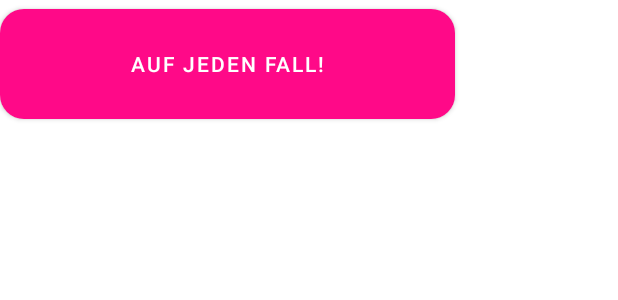
After one commit to JohannesPtaszyk/StayAtHome, an Android app: the layout fragment_select_home.xml on its own in the app's theme, with its tools: preview values and no code run, on a phone screen of 412 x 824 dp. The commit adds this screen. Shown: the top 300 px of the screen. Run offline under Robolectric (Android 15) with nearby library versions, the phone set to English and light mode, and no system bars.

Commit message:
feat(ui): add base select home and wifi fragments

```diff
--- a/StayAtHome-Android/app/src/main/AndroidManifest.xml
+++ b/StayAtHome-Android/app/src/main/AndroidManifest.xml
@@ -4,6 +4,7 @@
 
 	<uses-permission android:name="android.permission.ACCESS_NETWORK_STATE" />
 	<uses-permission android:name = "android.permission.ACCESS_WIFI_STATE" />
+	<uses-permission android:name="android.permission.CHANGE_WIFI_STATE" />
 	<uses-permission android:name = "android.permission.FOREGROUND_SERVICE"/>
 	<uses-permission android:name="android.permission.ACCESS_FINE_LOCATION" />
 	<uses-permission android:name="android.permission.INTERNET" />
--- /dev/null
+++ b/StayAtHome-Android/app/src/main/res/layout/fragment_select_home.xml
@@ -0,0 +1,16 @@
+<?xml version="1.0" encoding="utf-8"?>
+<FrameLayout xmlns:android="http://schemas.android.com/apk/res/android"
+    xmlns:tools="http://schemas.android.com/tools"
+    android:layout_width="match_parent"
+    android:layout_height="match_parent"
+    tools:context=".ui.SelectHomeFragment">
+
+    <com.google.android.material.button.MaterialButton
+        android:id="@+id/selectHome_confirm"
+        android:layout_width="303dp"
+        android:layout_height="85dp"
+        android:text="Auf jeden Fall!"
+        tools:layout_editor_absoluteX="54dp"
+        tools:layout_editor_absoluteY="586dp" />
+
+</FrameLayout>
--- a/StayAtHome-Android/app/src/main/res/values/strings.xml
+++ b/StayAtHome-Android/app/src/main/res/values/strings.xml
@@ -1,5 +1,5 @@
 <resources>
-	<string name = "app_name">Stay at home</string>
+    <string name="app_name">Stay at home</string>
 
-	<string name = "hello_blank_fragment">Hello blank fragment</string>
+    <string name="hello_blank_fragment">Hello blank fragment</string>
 </resources>
```
Also changed, not shown: StayAtHome-Android/app/src/main/java/org/wirvsvirushackathon/stayathome/ui/SelectHomeFragment.java (added, +36 -0 lines), StayAtHome-Android/app/src/main/java/org/wirvsvirushackathon/stayathome/ui/SelectWifiFragment.java (added, +62 -0 lines), StayAtHome-Android/app/src/main/res/layout/fragment_select_wifi.xml (added, +16 -0 lines), StayAtHome-Android/app/src/main/res/navigation/navigation.xml (+20 -2 lines).
